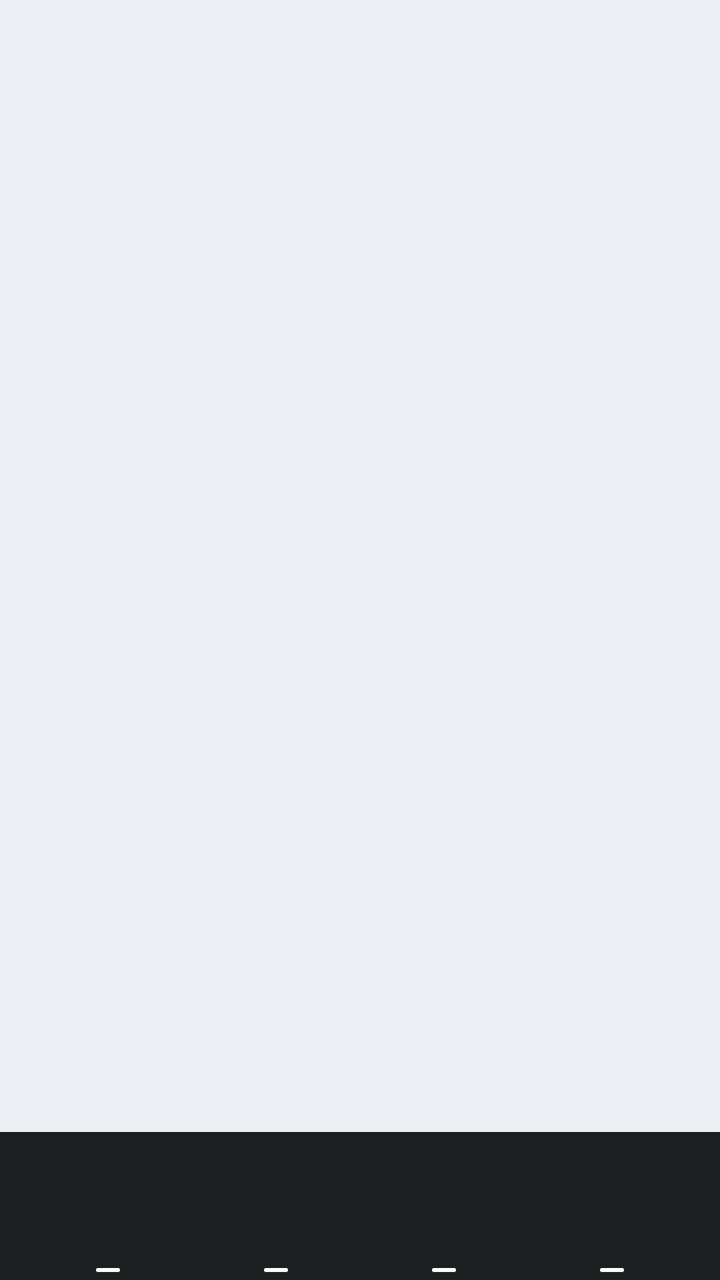
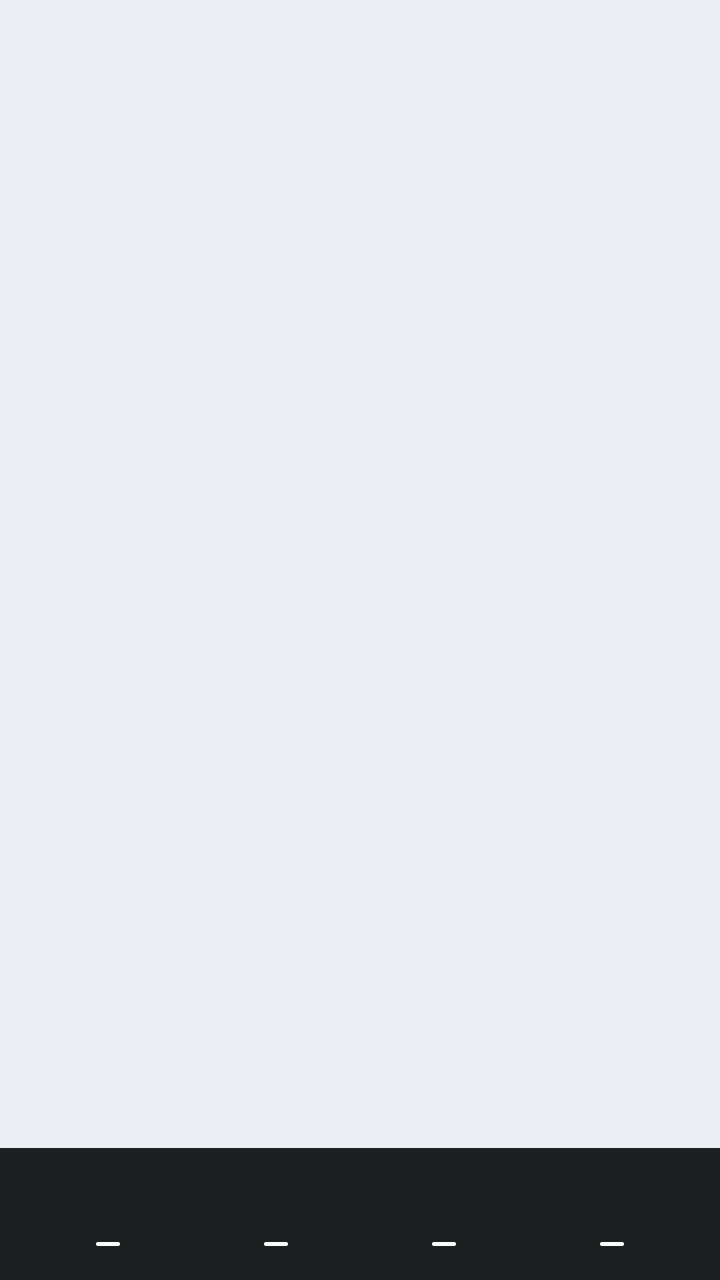

Screens rendered from an Android XML layout before and after an edit, with the pre-edit source and the edit as a unified diff.
<!-- AndroidManifest.xml: application theme Theme.Mconnect -->
<!-- res/layout/activity_main.xml -->
<?xml version="1.0" encoding="utf-8"?>
<LinearLayout xmlns:android="http://schemas.android.com/apk/res/android"
    android:id="@+id/mainRoot"
    android:layout_width="match_parent"
    android:layout_height="match_parent"
    android:background="#ECEEF3"
    android:orientation="vertical">

    <View
        android:id="@+id/statusBarBackground"
        android:layout_width="match_parent"
        android:layout_height="0dp"
        android:background="#FEFEFE" />

    
    <FrameLayout
        android:id="@+id/fragmentContainer"
        android:layout_width="match_parent"
        android:layout_height="0dp"
        android:background="#ECEEF3"
        android:layout_weight="1" />

    
    <FrameLayout
        android:id="@+id/tabBarContainer"
        android:layout_width="match_parent"
        android:layout_height="wrap_content"
        android:background="#1C2020"
        android:paddingHorizontal="0dp"
        android:paddingTop="0dp"
        android:paddingBottom="0dp">

        <LinearLayout
            android:id="@+id/tabBar"
            android:layout_width="match_parent"
            android:layout_height="74dp"
            android:background="@drawable/bg_tab_bar"
            android:gravity="bottom"
            android:orientation="horizontal"
            android:paddingHorizontal="12dp"
            android:paddingBottom="4dp">

            
            <FrameLayout
                android:id="@+id/tabHome"
                android:layout_width="0dp"
                android:layout_height="match_parent"
                android:layout_weight="1"
                android:clickable="true"
                android:focusable="true">

                <LinearLayout
                    android:layout_width="match_parent"
                    android:layout_height="match_parent"
                    android:gravity="center_horizontal|bottom"
                    android:orientation="vertical">

                    <ImageView
                        android:id="@+id/tabHomeIcon"
                        android:layout_width="24dp"
                        android:layout_height="24dp"
                        android:contentDescription="Home" />

                    <View
                        android:id="@+id/tabHomeIndicator"
                        android:layout_width="12dp"
                        android:layout_height="2dp"
                        android:layout_marginTop="8dp"
                        android:background="@drawable/bg_tab_indicator_active" />

                    <TextView
                        android:id="@+id/tabHomeText"
                        android:layout_width="wrap_content"
                        android:layout_height="wrap_content"
                        android:layout_marginTop="0dp"
                        android:fontFamily="@font/inter_semibold"
                        android:letterSpacing="0.05"
                        android:text="HOME"
                        android:textSize="10sp"
                        android:visibility="gone" />
                </LinearLayout>
            </FrameLayout>

            
            <FrameLayout
                android:id="@+id/tabHr"
                android:layout_width="0dp"
                android:layout_height="match_parent"
                android:layout_weight="1"
                android:clickable="true"
                android:focusable="true">

                <LinearLayout
                    android:layout_width="match_parent"
                    android:layout_height="match_parent"
                    android:gravity="center_horizontal|bottom"
                    android:orientation="vertical">

                    <ImageView
                        android:id="@+id/tabHrIcon"
                        android:layout_width="24dp"
                        android:layout_height="24dp"
                        android:contentDescription="HR" />

                    <View
                        android:id="@+id/tabHrIndicator"
                        android:layout_width="12dp"
                        android:layout_height="2dp"
                        android:layout_marginTop="8dp"
                        android:background="@drawable/bg_tab_indicator_active" />

                    <TextView
                        android:id="@+id/tabHrText"
                        android:layout_width="wrap_content"
                        android:layout_height="wrap_content"
                        android:layout_marginTop="0dp"
                        android:fontFamily="@font/inter_semibold"
                        android:letterSpacing="0.05"
                        android:text="HR"
                        android:textSize="10sp"
                        android:visibility="gone" />
                </LinearLayout>
            </FrameLayout>

            <FrameLayout
                android:id="@+id/tabChat"
                android:layout_width="0dp"
                android:layout_height="match_parent"
                android:layout_weight="1"
                android:clickable="true"
                android:focusable="true">

                <LinearLayout
                    android:layout_width="match_parent"
                    android:layout_height="match_parent"
                    android:gravity="center_horizontal|bottom"
                    android:orientation="vertical">

                    <ImageView
                        android:id="@+id/tabChatIcon"
                        android:layout_width="24dp"
                        android:layout_height="24dp"
                        android:contentDescription="Chat" />

                    <View
                        android:id="@+id/tabChatIndicator"
                        android:layout_width="12dp"
                        android:layout_height="2dp"
                        android:layout_marginTop="8dp"
                        android:background="@drawable/bg_tab_indicator_active" />

                    <TextView
                        android:id="@+id/tabChatText"
                        android:layout_width="wrap_content"
                        android:layout_height="wrap_content"
                        android:layout_marginTop="0dp"
                        android:fontFamily="@font/inter_semibold"
                        android:letterSpacing="0.05"
                        android:text="CHAT"
                        android:textSize="10sp"
                        android:visibility="gone" />
                </LinearLayout>
            </FrameLayout>

            
            <FrameLayout
                android:id="@+id/tabProfile"
                android:layout_width="0dp"
                android:layout_height="match_parent"
                android:layout_weight="1"
                android:clickable="true"
                android:focusable="true">

                <LinearLayout
                    android:layout_width="match_parent"
                    android:layout_height="match_parent"
                    android:gravity="center_horizontal|bottom"
                    android:orientation="vertical">

                    <ImageView
                        android:id="@+id/tabProfileIcon"
                        android:layout_width="24dp"
                        android:layout_height="24dp"
                        android:contentDescription="Profile" />

                    <View
                        android:id="@+id/tabProfileIndicator"
                        android:layout_width="12dp"
                        android:layout_height="2dp"
                        android:layout_marginTop="8dp"
                        android:background="@drawable/bg_tab_indicator_active" />

                    <TextView
                        android:id="@+id/tabProfileText"
                        android:layout_width="wrap_content"
                        android:layout_height="wrap_content"
                        android:layout_marginTop="0dp"
                        android:fontFamily="@font/inter_semibold"
                        android:letterSpacing="0.05"
                        android:text="PROFILE"
                        android:textSize="10sp"
                        android:visibility="gone" />
                </LinearLayout>
            </FrameLayout>
        </LinearLayout>
    </FrameLayout>
</LinearLayout>
<!-- resources referenced by this layout -->
<resources>
  <!-- drawable bg_tab_bar (drawable) -->
  <?xml version="1.0" encoding="utf-8"?>
  <shape xmlns:android="http://schemas.android.com/apk/res/android"
      android:shape="rectangle">
      <solid android:color="#1C2020" />
      <corners
          android:topLeftRadius="0dp"
          android:topRightRadius="0dp"
          android:bottomLeftRadius="0dp"
          android:bottomRightRadius="0dp" />
  </shape>
  <!-- drawable bg_tab_indicator_active (drawable) -->
  <?xml version="1.0" encoding="utf-8"?>
  <shape xmlns:android="http://schemas.android.com/apk/res/android"
      android:shape="rectangle">
      <solid android:color="#FFFFFFFF" />
      <corners android:radius="1dp" />
  </shape>
  <color name="lt_accent_primary">#FF7C3AED</color>
  <color name="lt_accent_secondary">#FFA855F7</color>
  <color name="lt_foreground_inverse">#FFFFFFFF</color>
  <color name="lt_surface_primary">#FFFFFFFF</color>
  <color name="lt_surface_secondary">#FFF4F4F5</color>
  <color name="lt_foreground_primary">#FF18181B</color>
  <color name="lt_accent_primary_hover">#FF6D28D9</color>
  <color name="lt_surface_tertiary">#FFE4E4E7</color>
  <color name="lt_surface_inverse">#FF18181B</color>
  <color name="lt_foreground_secondary">#FF52525B</color>
  <color name="lt_foreground_muted">#FFA1A1AA</color>
  <color name="lt_border">#FFE4E4E7</color>
  <color name="lt_border_light">#FFF4F4F5</color>
  <color name="lt_error">#FFDC2626</color>
  <color name="lt_success">#FF16A34A</color>
  <color name="lt_warning">#FFD97706</color>
  <color name="lt_info">#FF2563EB</color>
  <color name="lt_accent_light">#FFEDE9FE</color>
  <color name="lt_success_light">#FFDCFCE7</color>
  <color name="lt_warning_light">#FFFEF3C7</color>
  <color name="lt_error_light">#FFFEE2E2</color>
  <color name="lt_info_light">#FFDBEAFE</color>
  <!-- unchanged entries left out for length: 1 -->
</resources>

<!-- the commit's change to res/layout/activity_main.xml (unified diff, before → after) -->
@@ -33,12 +33,12 @@
         <LinearLayout
             android:id="@+id/tabBar"
             android:layout_width="match_parent"
-            android:layout_height="74dp"
+            android:layout_height="66dp"
             android:background="@drawable/bg_tab_bar"
             android:gravity="bottom"
             android:orientation="horizontal"
             android:paddingHorizontal="12dp"
-            android:paddingBottom="4dp">
+            android:paddingBottom="2dp">
 
             
             <FrameLayout
@@ -52,7 +52,7 @@
                 <LinearLayout
                     android:layout_width="match_parent"
                     android:layout_height="match_parent"
-                    android:gravity="center_horizontal|bottom"
+                    android:gravity="center"
                     android:orientation="vertical">
 
                     <ImageView
@@ -93,7 +93,7 @@
                 <LinearLayout
                     android:layout_width="match_parent"
                     android:layout_height="match_parent"
-                    android:gravity="center_horizontal|bottom"
+                    android:gravity="center"
                     android:orientation="vertical">
 
                     <ImageView
@@ -133,7 +133,7 @@
                 <LinearLayout
                     android:layout_width="match_parent"
                     android:layout_height="match_parent"
-                    android:gravity="center_horizontal|bottom"
+                    android:gravity="center"
                     android:orientation="vertical">
 
                     <ImageView
@@ -174,14 +174,14 @@
                 <LinearLayout
                     android:layout_width="match_parent"
                     android:layout_height="match_parent"
-                    android:gravity="center_horizontal|bottom"
+                    android:gravity="center"
                     android:orientation="vertical">
 
                     <ImageView
                         android:id="@+id/tabProfileIcon"
                         android:layout_width="24dp"
                         android:layout_height="24dp"
-                        android:contentDescription="Profile" />
+                        android:contentDescription="App Library" />
 
                     <View
                         android:id="@+id/tabProfileIndicator"
@@ -197,7 +197,7 @@
                         android:layout_marginTop="0dp"
                         android:fontFamily="@font/inter_semibold"
                         android:letterSpacing="0.05"
-                        android:text="PROFILE"
+                        android:text="APPS"
                         android:textSize="10sp"
                         android:visibility="gone" />
                 </LinearLayout>
